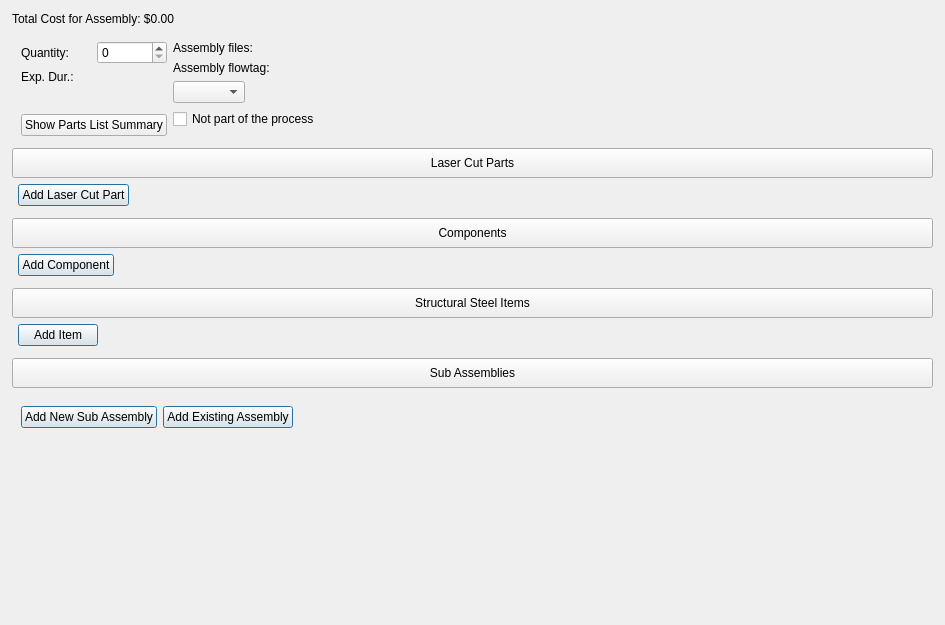
Qt form ui/widgets/assembly_widget.ui (TheCodingJsoftware/Invigo) before a commit.
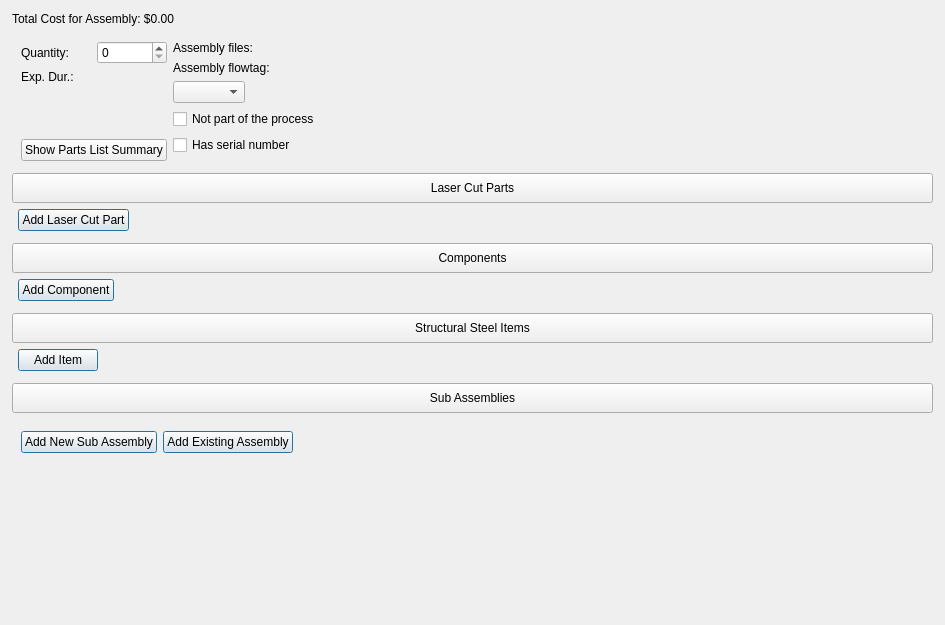
The same form after that commit.

Commit message: v4.0.26 - Introduced serial number flag for workspace grouping, made job date handling conditional on status, and replaced date format with ISO standard.

Diff of the .ui file:
```diff
--- a/ui/widgets/assembly_widget.ui
+++ b/ui/widgets/assembly_widget.ui
@@ -210,7 +210,7 @@
                     </property>
                    </widget>
                   </item>
-                  <item row="3" column="0">
+                  <item row="4" column="0">
                    <widget class="QWidget" name="paint_widget" native="true">
                     <layout class="QVBoxLayout" name="verticalLayout">
                      <property name="leftMargin">
@@ -245,6 +245,16 @@
                     </property>
                    </widget>
                   </item>
+                  <item row="3" column="0">
+                   <widget class="QCheckBox" name="checkBox_has_serial_number">
+                    <property name="toolTip">
+                     <string>If the part HAS a serial number, it will not be grouped together in Workspace and vice versa.</string>
+                    </property>
+                    <property name="text">
+                     <string>Has serial number</string>
+                    </property>
+                   </widget>
+                  </item>
                  </layout>
                 </item>
                </layout>
```
The commit also changes 9 other files.
